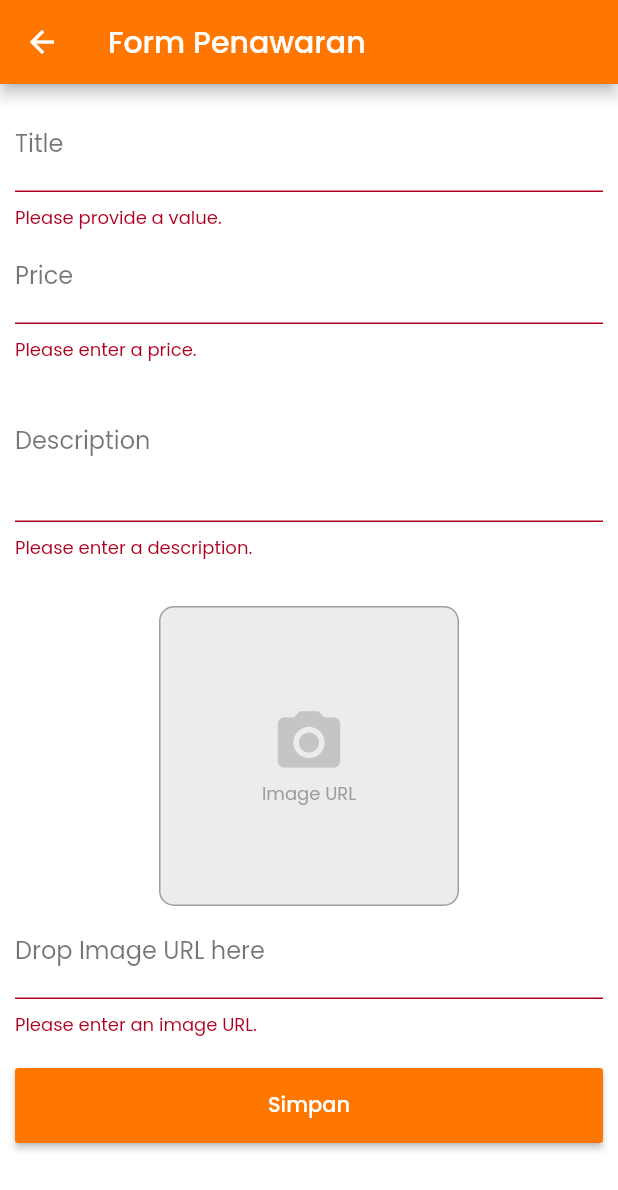
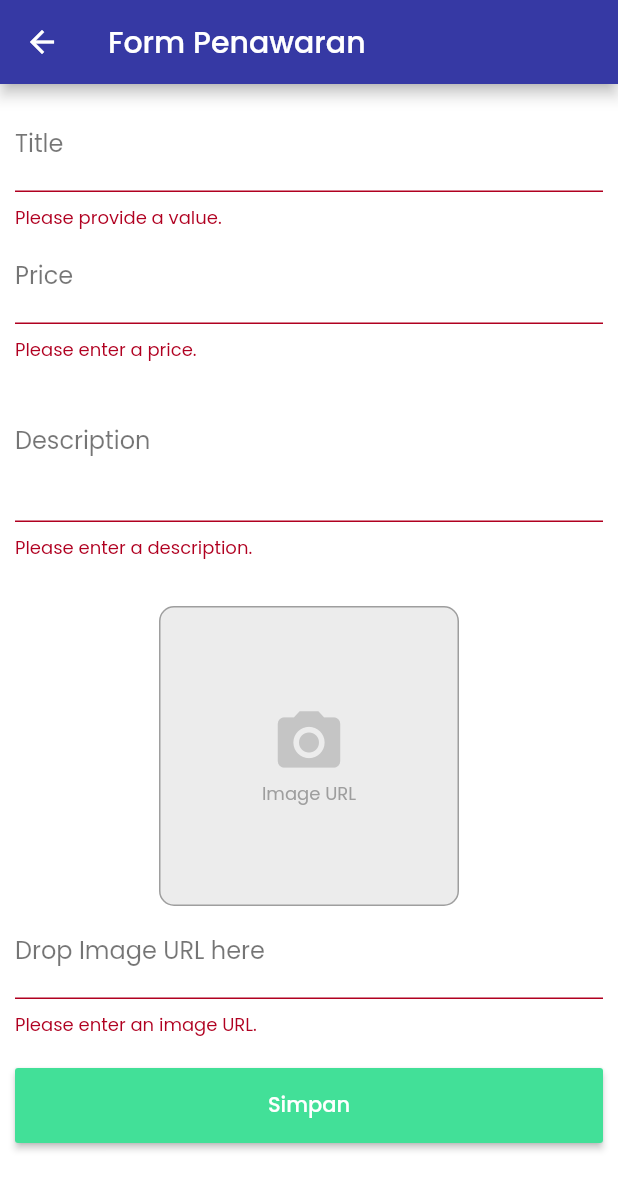
Before and after one commit to dimassatriap/Sesuap, a Flutter app: the FormOffer screen opened by its route, after a tap on "Simpan", on a phone screen of 412 x 824 dp. Shown: the top 1190 px of the screen. Run offline on Flutter 3.47's test engine with Material 2 defaults, Android fonts, the phone set to English and light mode, and no system bars; our stand-ins replace carousel_pro, flutter_svg, google_sign_in; missing offline and left inert: flutter_rounded_date_picker, flutter_statusbarcolor; network calls fail.

Commit message:
update icon and change primary color

```diff
--- a/lib/app_theme.dart
+++ b/lib/app_theme.dart
@@ -3,11 +3,11 @@ import 'package:flutter/material.dart';
 class AppTheme {
   AppTheme._();
 
-  static Color _iconColor = Colors.redAccent.shade200;
+  static Color _iconColor = Colors.white;
 
   static const Color _lightPrimaryColor = Colors.white;
   static const Color _lightPrimaryVariantColor = Color(0XFFE1E1E1);
-  static const Color _lightSecondaryColor = Color.fromARGB(255, 255, 119, 0);
+  static const Color _lightSecondaryColor = Color.fromARGB(255, 54, 57, 164);
   static const Color _lightOnPrimaryColor = Colors.black;
 
   static final ThemeData lightTheme = ThemeData(
--- a/lib/components/bottomnav.dart
+++ b/lib/components/bottomnav.dart
@@ -19,73 +19,17 @@ class BottomNavBar extends StatelessWidget {
         type: BottomNavigationBarType.fixed,
         items: [
           new BottomNavigationBarItem(
-            //icon: Icon(Custom.iconrequest),
-            icon: ShaderMask(
-              shaderCallback: (Rect bounds) {
-                return LinearGradient(
-                  //center: Alignment.topLeft,
-                  //radius: 1,
-                  colors: <Color>[
-                    Color.fromARGB(255, 59, 178, 184),
-                    Color.fromARGB(255, 66, 224, 152),
-                  ],
-                  tileMode: TileMode.repeated,
-                ).createShader(bounds);
-              },
-              child: Icon(CustSesuap.butuh),
-            ),
-            //icon: new Icon(Icons.dashboard, color: Colors.grey),
-            //title: new Text(''),
+            icon: Icon(Icons.fastfood),
             title: Text('Kebutuhan'),
           ),
           new BottomNavigationBarItem(
-            icon: ShaderMask(
-              shaderCallback: (Rect bounds) {
-                return LinearGradient(
-                  //center: Alignment.topLeft,
-                  //radius: 1,
-                  colors: <Color>[
-                    Color.fromARGB(255, 59, 178, 184),
-                    Color.fromARGB(255, 66, 224, 152),
-                  ],
-                  tileMode: TileMode.repeated,
-                ).createShader(bounds);
-              },
-              child: Icon(CustSesuap.bantu),
-            ),
+            icon: Icon(Custom.iconoffer),
             title: Text('Bantu'),
           ),
           new BottomNavigationBarItem(
-              icon: ShaderMask(
-                shaderCallback: (Rect bounds) {
-                  return LinearGradient(
-                    //center: Alignment.topLeft,
-                    //radius: 1,
-                    colors: <Color>[
-                      Color.fromARGB(255, 59, 178, 184),
-                      Color.fromARGB(255, 66, 224, 152),
-                    ],
-                    tileMode: TileMode.repeated,
-                  ).createShader(bounds);
-                },
-                child: Icon(CustSesuap.partner),
-              ),
-              title: Text('Partner')),
+              icon: Icon(Icons.people), title: Text('Partner')),
           new BottomNavigationBarItem(
-            icon: ShaderMask(
-              shaderCallback: (Rect bounds) {
-                return LinearGradient(
-                  //center: Alignment.topLeft,
-                  //radius: 1,
-                  colors: <Color>[
-                    Color.fromARGB(255, 59, 178, 184),
-                    Color.fromARGB(255, 66, 224, 152),
-                  ],
-                  tileMode: TileMode.repeated,
-                ).createShader(bounds);
-              },
-              child: Icon(CustSesuap.profil),
-            ),
+            icon: Icon(Icons.person),
             title: Text('Profil'),
           )
         ],
--- a/lib/main.dart
+++ b/lib/main.dart
@@ -25,7 +25,9 @@ void main() => runApp(MyApp());
 class MyApp extends StatelessWidget {
   @override
   Widget build(BuildContext context) {
-    FlutterStatusbarcolor.setStatusBarColor(Color(0xFFFF7700));
+    FlutterStatusbarcolor.setStatusBarColor(
+      Color.fromARGB(255, 66, 224, 152),
+    );
     return MultiProvider(
       providers: [
         ChangeNotifierProvider.value(value: Products()),
--- a/lib/screens/akun_screen.dart
+++ b/lib/screens/akun_screen.dart
@@ -68,7 +68,7 @@ class _AkunScreenState extends State<AkunScreen> {
             Container(
               // setting profil
               constraints: BoxConstraints(minHeight: 200, maxHeight: 280),
-              color: Color.fromARGB(255, 255, 119, 0),
+              color: Colors.black,
               child: Column(
                 children: <Widget>[
                   Padding(
@@ -168,7 +168,7 @@ class _AkunScreenState extends State<AkunScreen> {
                                           // Custom1.iconpoint,
                                           Icons.monetization_on,
                                           size: 30,
-                                          color: Colors.red,
+                                          color: Colors.white,
                                         ),
                                         onPressed: () {
                                           print(userExist[0].firstname);
--- a/lib/screens/form_offer.dart
+++ b/lib/screens/form_offer.dart
@@ -277,8 +277,7 @@ class _FormOfferState extends State<FormOffer> {
                                     color: Colors.grey,
                                   ),
                                   borderRadius: BorderRadius.circular(10)),
-                              child: Column(
-                                children: <Widget>[
+                              child: Column(children: <Widget>[
                                 Container(
                                   child: Padding(
                                     padding: EdgeInsets.fromLTRB(0, 0, 0, 0),
@@ -292,7 +291,8 @@ class _FormOfferState extends State<FormOffer> {
                                                   ),
                                                   child: Icon(
                                                     Icons.photo_camera,
-                                                  color: Colors.grey.withOpacity(0.5),
+                                                    color: Colors.grey
+                                                        .withOpacity(0.5),
                                                     size: 50,
                                                   ),
                                                 ),
@@ -363,7 +363,7 @@ class _FormOfferState extends State<FormOffer> {
                                   'Simpan',
                                   style: TextStyle(color: Colors.white),
                                 ),
-                                color: Color.fromARGB(255, 255, 119, 0),
+                                color: Color.fromARGB(255, 66, 224, 152),
                                 onPressed: _saveForm,
                               ),
                             ),
--- a/lib/screens/loginPage.dart
+++ b/lib/screens/loginPage.dart
@@ -2,7 +2,6 @@ import 'package:flutter/material.dart';
 import 'package:flutter_svg/svg.dart';
 import '../components/largeButton.dart';
 import '../components/carousel.dart';
-
 
 class LoginScreen extends StatefulWidget {
   // static String google = '/assets/icons/icon-google.svg';
@@ -11,7 +10,6 @@ class LoginScreen extends StatefulWidget {
   @override
   _LoginScreenState createState() => _LoginScreenState();
 }
-
 
 class _LoginScreenState extends State<LoginScreen> {
   // static MediaQueryData _mediaQueryData;
@@ -42,7 +40,7 @@ class _LoginScreenState extends State<LoginScreen> {
                   color: Colors.white),
               textAlign: TextAlign.left,
             ),
-            SvgPicture.asset('lib/assets/icons/icon-terms.svg')
+            // SvgPicture.asset('lib/assets/icons/icon-terms.svg')
           ],
         ));
 
@@ -52,7 +50,7 @@ class _LoginScreenState extends State<LoginScreen> {
           Container(
             // height: MediaQuery.of(context).size.height * 0.288,
             width: MediaQuery.of(context).size.width,
-            child: SvgPicture.asset('lib/assets/icons/icon-bg-title.svg'),
+            //child: SvgPicture.asset('lib/assets/icons/icon-bg-title.svg'),
           ),
           Container(
               child: Column(
--- a/lib/screens/main_screen.dart
+++ b/lib/screens/main_screen.dart
@@ -49,7 +49,7 @@ class _MainScreenState extends State<MainScreen> {
                   // sets the background color of the `BottomNavigationBar`
                   canvasColor: Colors.white,
                   // sets the active color of the `BottomNavigationBar` if `Brightness` is light
-                  primaryColor: Color.fromARGB(255, 255, 119, 0),
+                  //primaryColor: Colors.red,
                   textTheme: Theme.of(context).textTheme.copyWith(
                       caption: new TextStyle(
                           color: Colors
--- a/lib/screens/product_detail_screen.dart
+++ b/lib/screens/product_detail_screen.dart
@@ -78,7 +78,7 @@ class ProductDetailScreen extends StatelessWidget {
                               .format(loadedProduct.endDate);
                           return Text('$startDate - $endDate',
                               style: TextStyle(
-                                  color: Color.fromARGB(255, 255, 119, 0),
+                                  color: Colors.black,
                                   fontSize: 16,
                                   fontWeight: FontWeight.w700));
                         }
```
Also changed, not shown: lib/components/bottombuttonoffer.dart (+7 -16 lines), lib/components/bottombuttonreq.dart (+6 -16 lines), lib/components/transaksi_card.dart (+54 -58 lines), lib/screens/form_req.dart (+31 -28 lines), lib/screens/profilsetting.dart (+4 -4 lines), 1 other file. Lines whose indentation alone changed are shown as unchanged.
